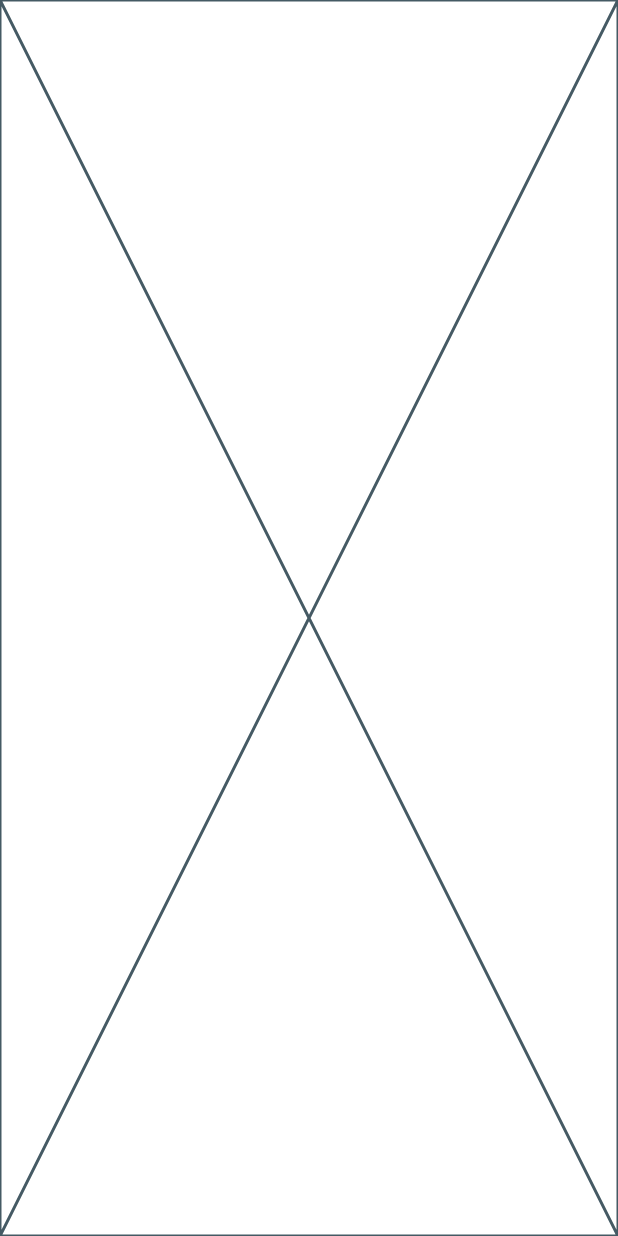
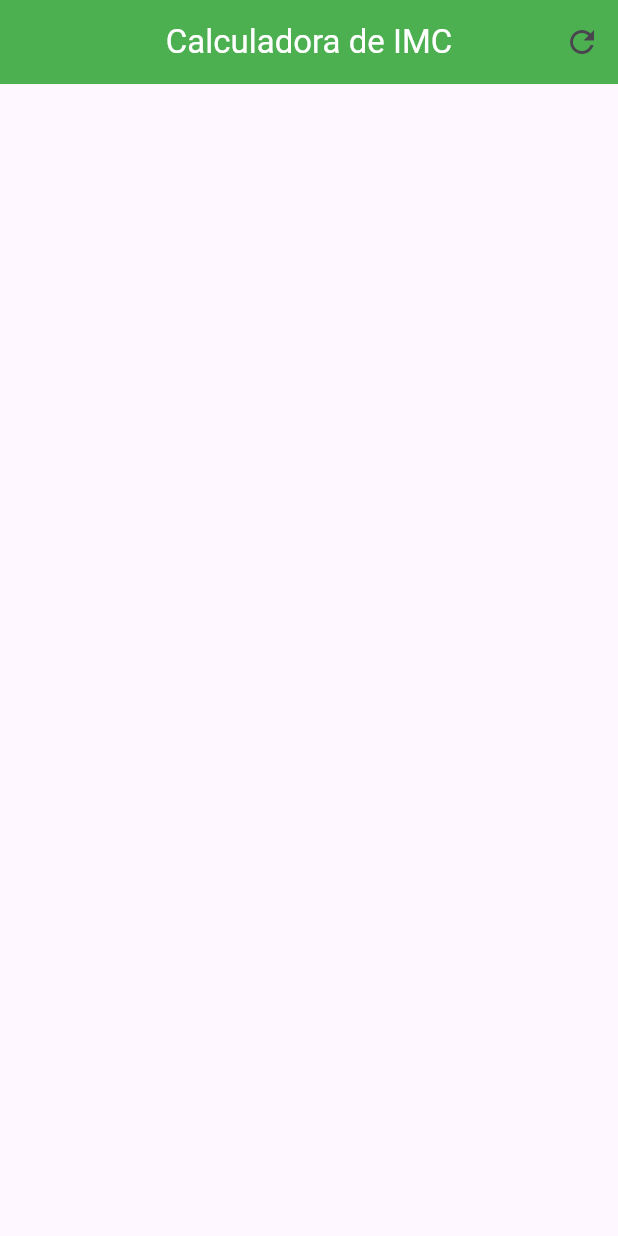
Before and after one commit to Manrick-Lazaro/calculadora-de-IMC, a Flutter app: the screen it shows after launch, on a phone screen of 412 x 824 dp. Run offline on Flutter 3.47's test engine with Material 3 defaults, Android fonts, the light colour scheme and no system bars.

Commit message:
feat: Implementa a AppBar na widget Home.

```diff
--- a/lib/main.dart
+++ b/lib/main.dart
@@ -14,6 +14,16 @@ class Home extends StatefulWidget {
 class _HomeState extends State<Home> {
   @override
   Widget build(BuildContext context) {
-    return const Placeholder();
+    return Scaffold(
+      appBar: AppBar(
+        title: Text(
+          'Calculadora de IMC',
+          style: TextStyle(color: Colors.white),
+        ),
+        backgroundColor: Colors.green,
+        centerTitle: true,
+        actions: [IconButton(onPressed: () {}, icon: Icon(Icons.refresh))],
+      ),
+    );
   }
 }
```
